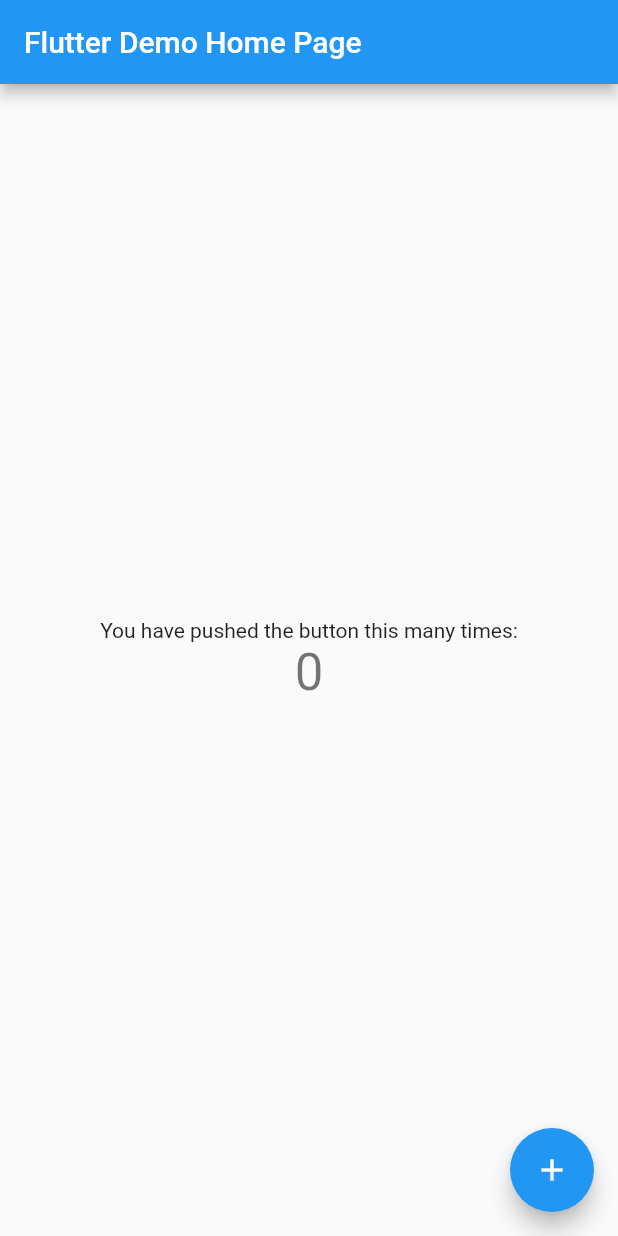
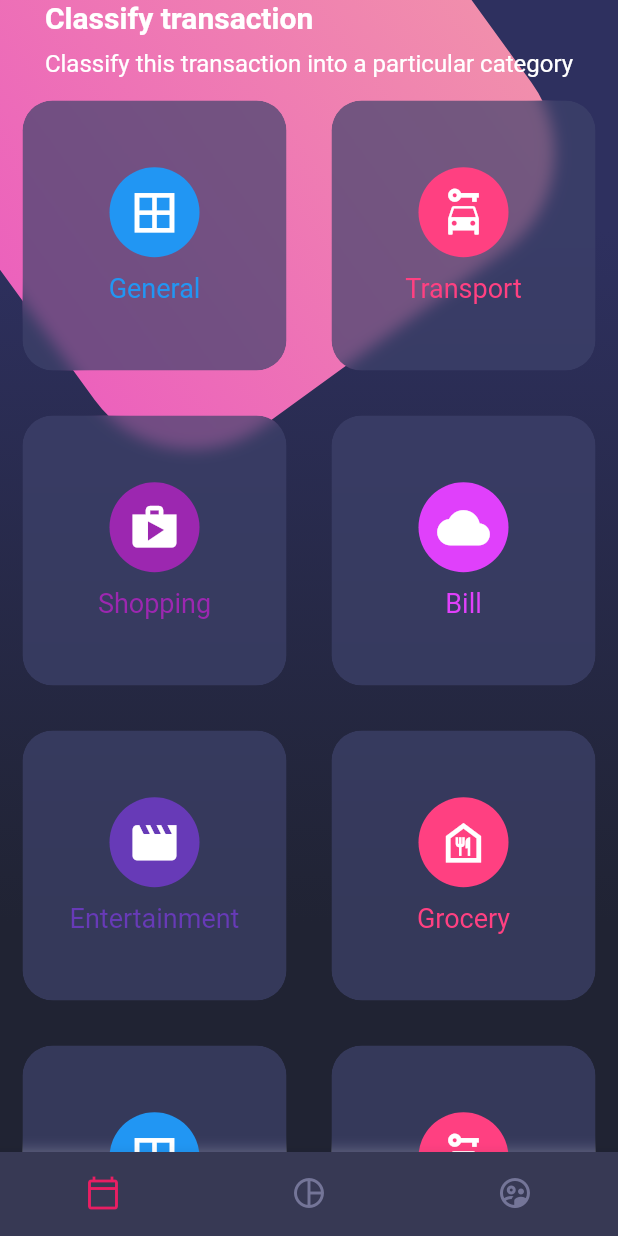
Before and after one commit to gjescuderoamodeo/tourboost_app, a Flutter app: the screen it shows after launch, on a phone screen of 412 x 824 dp. Run offline on Flutter 3.47's test engine with Material 2 defaults, Android fonts, the phone set to English and light mode, and no system bars.

Commit message:
creación menu inicial

```diff
--- a/lib/main.dart
+++ b/lib/main.dart
@@ -1,115 +1,23 @@
 import 'package:flutter/material.dart';
+import 'package:tourboost_app/theme/app_theme.dart';
+import 'router/app_routes.dart';
 
-void main() {
-  runApp(const MyApp());
-}
+void main() => runApp(const MyApp());
 
 class MyApp extends StatelessWidget {
   const MyApp({super.key});
 
-  // This widget is the root of your application.
   @override
   Widget build(BuildContext context) {
     return MaterialApp(
-      title: 'Flutter Demo',
-      theme: ThemeData(
-        // This is the theme of your application.
-        //
-        // Try running your application with "flutter run". You'll see the
-        // application has a blue toolbar. Then, without quitting the app, try
-        // changing the primarySwatch below to Colors.green and then invoke
-        // "hot reload" (press "r" in the console where you ran "flutter run",
-        // or simply save your changes to "hot reload" in a Flutter IDE).
-        // Notice that the counter didn't reset back to zero; the application
-        // is not restarted.
-        primarySwatch: Colors.blue,
-      ),
-      home: const MyHomePage(title: 'Flutter Demo Home Page'),
+      debugShowCheckedModeBanner: false,
+      title: 'TourBoost',
+      initialRoute: AppRoutes.initialRoute,
+      routes: AppRoutes.getAppRoutes(),
+      onGenerateRoute: AppRoutes.onGenerateRoute,
+      //tema global
+      theme: AppTheme.lightTheme,
+
     );
   }
 }
-
-class MyHomePage extends StatefulWidget {
-  const MyHomePage({super.key, required this.title});
-
-  // This widget is the home page of your application. It is stateful, meaning
-  // that it has a State object (defined below) that contains fields that affect
-  // how it looks.
-
-  // This class is the configuration for the state. It holds the values (in this
-  // case the title) provided by the parent (in this case the App widget) and
-  // used by the build method of the State. Fields in a Widget subclass are
-  // always marked "final".
-
-  final String title;
-
-  @override
-  State<MyHomePage> createState() => _MyHomePageState();
-}
-
-class _MyHomePageState extends State<MyHomePage> {
-  int _counter = 0;
-
-  void _incrementCounter() {
-    setState(() {
-      // This call to setState tells the Flutter framework that something has
-      // changed in this State, which causes it to rerun the build method below
-      // so that the display can reflect the updated values. If we changed
-      // _counter without calling setState(), then the build method would not be
-      // called again, and so nothing would appear to happen.
-      _counter++;
-    });
-  }
-
-  @override
-  Widget build(BuildContext context) {
-    // This method is rerun every time setState is called, for instance as done
-    // by the _incrementCounter method above.
-    //
-    // The Flutter framework has been optimized to make rerunning build methods
-    // fast, so that you can just rebuild anything that needs updating rather
-    // than having to individually change instances of widgets.
-    return Scaffold(
-      appBar: AppBar(
-        // Here we take the value from the MyHomePage object that was created by
-        // the App.build method, and use it to set our appbar title.
-        title: Text(widget.title),
-      ),
-      body: Center(
-        // Center is a layout widget. It takes a single child and positions it
-        // in the middle of the parent.
-        child: Column(
-          // Column is also a layout widget. It takes a list of children and
-          // arranges them vertically. By default, it sizes itself to fit its
-          // children horizontally, and tries to be as tall as its parent.
-          //
-          // Invoke "debug painting" (press "p" in the console, choose the
-          // "Toggle Debug Paint" action from the Flutter Inspector in Android
-          // Studio, or the "Toggle Debug Paint" command in Visual Studio Code)
-          // to see the wireframe for each widget.
-          //
-          // Column has various properties to control how it sizes itself and
-          // how it positions its children. Here we use mainAxisAlignment to
-          // center the children vertically; the main axis here is the vertical
-          // axis because Columns are vertical (the cross axis would be
-          // horizontal).
-          mainAxisAlignment: MainAxisAlignment.center,
-          children: <Widget>[
-            const Text(
-              'You have pushed the button this many times:',
-            ),
-            Text(
-              '$_counter',
-              style: Theme.of(context).textTheme.headlineMedium,
-            ),
-          ],
-        ),
-      ),
-      floatingActionButton: FloatingActionButton(
-        onPressed: _incrementCounter,
-        tooltip: 'Increment',
-        child: const Icon(Icons.add),
-      ), // This trailing comma makes auto-formatting nicer for build methods.
-    );
-  }
-}
--- /dev/null
+++ b/lib/models/maps.dart
@@ -0,0 +1,33 @@
+// To parse this JSON data, do
+//
+//     final Marcador = MarcadorFromMap(jsonString);
+
+import 'dart:convert';
+
+class Marcador {
+    Marcador({
+        required this.markerId,
+        required this.latitud,
+        required this.longitud,
+    });
+
+    String markerId;
+    String latitud;
+    String longitud;
+
+    factory Marcador.fromJson(String str) => Marcador.fromMap(json.decode(str));
+
+    String toJson() => json.encode(toMap());
+
+    factory Marcador.fromMap(Map<String, dynamic> json) => Marcador(
+        markerId: json["markerId"],
+        latitud: json["latitud"],
+        longitud: json["longitud"],
+    );
+
+    Map<String, dynamic> toMap() => {
+        "markerId": markerId,
+        "latitud": latitud,
+        "longitud": longitud,
+    };
+}
--- /dev/null
+++ b/lib/models/menu_option.dart
@@ -0,0 +1,14 @@
+import 'package:flutter/material.dart' show IconData, Widget;
+
+class MenuOption {
+  final String route;
+  final IconData icon;
+  final String name;
+  final Widget screen;
+
+  MenuOption(
+      {required this.route,
+      required this.icon,
+      required this.name,
+      required this.screen});
+}
--- /dev/null
+++ b/lib/models/models.dart
@@ -0,0 +1,3 @@
+export 'package:tourboost_app/models/maps.dart';
+export 'package:tourboost_app/models/menu_option.dart';
+export 'package:tourboost_app/models/maps.dart';
--- /dev/null
+++ b/lib/router/app_routes.dart
@@ -0,0 +1,31 @@
+import 'package:flutter/material.dart';
+import 'package:tourboost_app/screens/home_screen.dart';
+import '../models/models.dart';
+import '../screens/screens.dart';
+
+class AppRoutes {
+  static const initialRoute = 'home';
+
+  //para tenerlo más bonito
+  static final menuOptions = <MenuOption>[
+    MenuOption(
+        route: 'home',
+        name: 'Home Screen',
+        screen: HomeScreen(),
+        icon: Icons.hail),
+  ];
+
+  static Map<String, Widget Function(BuildContext)> getAppRoutes() {
+    Map<String, Widget Function(BuildContext)> appRoutes = {};
+
+    for (final option in menuOptions) {
+      appRoutes.addAll({option.route: (BuildContext context) => option.screen});
+    }
+
+    return appRoutes;
+  }
+
+  static Route<dynamic> onGenerateRoute(RouteSettings settings) {
+    return MaterialPageRoute(builder: (context) => const AlertScreen());
+  }
+}
--- /dev/null
+++ b/lib/screens/alert_screen.dart
@@ -0,0 +1,58 @@
+import 'package:flutter/material.dart';
+
+class AlertScreen extends StatelessWidget {
+  void displayDialog(BuildContext context) {
+    showDialog(
+        //cerrar dialogo hacer click en la sombra
+        barrierDismissible: true,
+        context: context,
+        builder: (context) {
+          return AlertDialog(
+            elevation: 5,
+            title: const Text("alerta"),
+            content: Column(
+                //tamaño minimo
+                mainAxisSize: MainAxisSize.min,
+                children: const [Text("Contenido alerta")]),
+            actions: [
+              TextButton(
+                  onPressed: () {
+                    Navigator.pop(context);
+                  },
+                  child: const Text("cancelar"))
+            ],
+          );
+        });
+  }
+
+  const AlertScreen({Key? key}) : super(key: key);
+
+  @override
+  Widget build(BuildContext context) {
+    return Scaffold(
+      body: Center(
+        child: ElevatedButton(
+          //style: ElevatedButton.styleFrom(primary: Colors.indigo),
+          child: const Padding(
+            padding: EdgeInsets.all(8.0),
+            child: Text(
+              'mostrar alerta',
+              style: TextStyle(fontSize: 20),
+            ),
+          ),
+          onPressed: () {
+            displayDialog(context);
+          },
+        ),
+      ),
+      floatingActionButton: FloatingActionButton(
+        backgroundColor: Colors.orange,
+        child: const Icon(Icons.cake_sharp),
+        onPressed: () {
+          //regresa a la pantalla anterior
+          Navigator.pop(context);
+        },
+      ),
+    );
+  }
+}
--- /dev/null
+++ b/lib/screens/home_screen.dart
@@ -0,0 +1,43 @@
+import 'package:flutter/material.dart';
+
+import '../widgets/widgets.dart';
+
+
+
+class HomeScreen extends StatelessWidget {
+
+  @override
+  Widget build(BuildContext context) {
+    return Scaffold(
+      body: Stack(
+        children: [
+          // Background
+          Background(),
+          // Home Body
+          _HomeBody()
+        ],
+      ),
+      bottomNavigationBar: CustomBottomNavigation(),
+   );
+  }
+}
+
+class _HomeBody extends StatelessWidget {
+
+
+  @override
+  Widget build(BuildContext context) {
+    return SingleChildScrollView(
+      child: Column(
+        children: [
+
+          // Titulos
+          PageTitle(),
+
+          // Card Table
+          CardTable(),
+        ],
+      ),
+    );
+  }
+}
--- /dev/null
+++ b/lib/screens/screens.dart
@@ -0,0 +1,3 @@
+//para facilirar el enrutado, se pone la ruta de todos los de esta carpeta en un fichero con el mismo nombre
+export 'package:tourboost_app/screens/home_screen.dart';
+export 'package:tourboost_app/screens/alert_screen.dart';
--- /dev/null
+++ b/lib/theme/app_theme.dart
@@ -0,0 +1,27 @@
+import 'package:flutter/material.dart';
+
+class AppTheme {
+  //color primario
+  static const Color primary = Colors.indigo;
+  static final ThemeData lightTheme = ThemeData.light().copyWith(
+      primaryColor: Colors.indigo,
+      appBarTheme: const AppBarTheme(
+          color: Color.fromARGB(255, 140, 170, 83), elevation: 0),
+      //color botones
+      elevatedButtonTheme: ElevatedButtonThemeData(
+        style: ElevatedButton.styleFrom(
+            primary: Colors.indigo, shape: const StadiumBorder()),
+      ),
+      inputDecorationTheme: const InputDecorationTheme(
+          floatingLabelStyle: TextStyle(color: primary),
+          enabledBorder: OutlineInputBorder(
+              borderSide: BorderSide(color: primary),
+              borderRadius: BorderRadius.only(bottomLeft: Radius.circular(20))),
+          focusedBorder: OutlineInputBorder(
+            borderSide: BorderSide(color: primary),
+            borderRadius: BorderRadius.only(bottomLeft: Radius.circular(20)),
+          ),
+          border: OutlineInputBorder(
+              borderRadius:
+                  BorderRadius.only(bottomLeft: Radius.circular(20)))));
+}
--- /dev/null
+++ b/lib/widgets/background.dart
@@ -0,0 +1,58 @@
+import 'dart:math';
+
+import 'package:flutter/material.dart';
+
+class Background extends StatelessWidget {
+
+  final boxDecoration = BoxDecoration(
+      gradient: LinearGradient(
+        begin: Alignment.topCenter,
+        end: Alignment.bottomCenter,
+        stops: [0.2, 0.8],
+        colors: [
+          Color(0xff2E305F),
+          Color(0xff202333)
+        ]
+      )
+  );
+
+  @override
+  Widget build(BuildContext context) {
+    return Stack(
+      children: [
+        // Purple Gradinet
+        Container(decoration: boxDecoration ),
+
+        // Pink box
+        Positioned(
+          top: -100,
+          left: -30,
+          child: _PinkBox()
+        ),
+      ],
+    );
+  }
+}
+
+
+class _PinkBox extends StatelessWidget {
+  @override
+  Widget build(BuildContext context) {
+    return Transform.rotate(
+      angle: -pi / 5,
+      child: Container(
+        width: 360,
+        height: 360,
+        decoration: BoxDecoration(
+          borderRadius: BorderRadius.circular(80),
+          gradient: LinearGradient(
+            colors: [
+              Color.fromRGBO(236, 98, 188, 1),
+              Color.fromRGBO(241, 142, 172, 1),
+            ]
+          )
+        ),
+      ),
+    );
+  }
+}
--- /dev/null
+++ b/lib/widgets/card_table.dart
@@ -0,0 +1,111 @@
+import 'dart:ui';
+
+import 'package:flutter/material.dart';
+
+class CardTable extends StatelessWidget {
+  @override
+  Widget build(BuildContext context) {
+    return Table(
+      children: [
+        TableRow(
+          children: [
+            _SigleCard( color: Colors.blue, icon: Icons.border_all, text: 'General' ),
+            _SigleCard( color: Colors.pinkAccent, icon: Icons.car_rental, text: 'Transport' ),
+          ]
+        ),
+
+        TableRow(
+          children: [
+            _SigleCard( color: Colors.purple, icon: Icons.shop, text: 'Shopping' ),
+            _SigleCard( color: Colors.purpleAccent, icon: Icons.cloud, text: 'Bill' ),
+          ]
+        ),
+
+        TableRow(
+          children: [
+            _SigleCard( color: Colors.deepPurple, icon: Icons.movie, text: 'Entertainment' ),
+            _SigleCard( color: Colors.pinkAccent, icon: Icons.food_bank_outlined, text: 'Grocery' ),
+          ]
+        ),
+
+        TableRow(
+          children: [
+            _SigleCard( color: Colors.blue, icon: Icons.border_all, text: 'General' ),
+            _SigleCard( color: Colors.pinkAccent, icon: Icons.car_rental, text: 'Transport' ),
+          ]
+        ),
+
+
+
+
+
+      ],
+    );
+  }
+}
+
+
+class _SigleCard extends StatelessWidget {
+
+  final IconData icon;
+  final Color color;
+  final String text;
+
+  const _SigleCard({
+    Key? key,
+    required this.icon,
+    required this.color,
+    required this.text
+  }) : super(key: key);
+
+  @override
+  Widget build(BuildContext context) {
+
+      return _CardBackground(
+        child: Column(
+          mainAxisAlignment: MainAxisAlignment.center,
+          children: [
+            CircleAvatar(
+              backgroundColor: this.color,
+              child: Icon( this.icon, size: 35, color: Colors.white, ),
+              radius: 30,
+            ),
+            SizedBox( height: 10 ),
+            Text( this.text , style: TextStyle( color: this.color, fontSize: 18 ),)
+          ],
+        )
+      );
+  }
+}
+
+
+class _CardBackground extends StatelessWidget {
+
+  final Widget child;
+
+  const _CardBackground({
+    Key? key,
+    required this.child
+  }) : super(key: key);
+
+  @override
+  Widget build(BuildContext context) {
+    return Container(
+          margin: EdgeInsets.all(15),
+          child: ClipRRect(
+            borderRadius: BorderRadius.circular(20),
+            child: BackdropFilter(
+              filter: ImageFilter.blur( sigmaX: 5, sigmaY: 5 ),
+              child: Container(
+                height: 180,
+                decoration: BoxDecoration(
+                  color: Color.fromRGBO(62, 66, 107, 0.7),
+                  borderRadius: BorderRadius.circular(20)
+                ),
+                child: this.child,
+          ),
+        ),
+      ),
+    );
+  }
+}
--- /dev/null
+++ b/lib/widgets/custom_bottom_navigation.dart
@@ -0,0 +1,30 @@
+import 'package:flutter/material.dart';
+
+class CustomBottomNavigation extends StatelessWidget {
+
+  @override
+  Widget build(BuildContext context) {
+    return BottomNavigationBar(
+      showSelectedLabels: false,
+      showUnselectedLabels: false,
+      selectedItemColor: Colors.pink,
+      backgroundColor: Color.fromRGBO(55, 57, 84, 1),
+      unselectedItemColor: Color.fromRGBO(116, 117, 152, 1),
+      currentIndex: 0,
+      items: [
+        BottomNavigationBarItem(
+          icon: Icon( Icons.calendar_today_outlined ),
+          label: 'Calendario'
+        ),
+        BottomNavigationBarItem(
+          icon: Icon( Icons.pie_chart_outline_outlined ),
+          label: 'Gráfica'
+        ),
+        BottomNavigationBarItem(
+          icon: Icon( Icons.supervised_user_circle_outlined ),
+          label: 'Usuarios'
+        ),
+      ],
+    );
+  }
+}
--- /dev/null
+++ b/lib/widgets/page_title.dart
@@ -0,0 +1,23 @@
+import 'package:flutter/material.dart';
+
+class PageTitle extends StatelessWidget {
+
+
+  @override
+  Widget build(BuildContext context) {
+    return SafeArea(
+      bottom: false,
+      child: Container(
+        margin: EdgeInsets.symmetric( horizontal: 20 ),
+        child: Column(
+          crossAxisAlignment: CrossAxisAlignment.start,
+          children: [
+            Text('Classify transaction', style: TextStyle( fontSize: 20, fontWeight: FontWeight.bold, color: Colors.white )),
+            SizedBox( height: 10 ),
+            Text('Classify this transaction into a particular category', style: TextStyle( fontSize: 16, color: Colors.white )),
+          ],
+        ),
+      ),
+    );
+  }
+}
--- /dev/null
+++ b/lib/widgets/widgets.dart
@@ -0,0 +1,6 @@
+import 'package:tourboost_app/widgets/custom_bottom_navigation.dart';
+
+export 'package:tourboost_app/widgets/background.dart';
+export 'package:tourboost_app/widgets/custom_bottom_navigation.dart';
+export 'package:tourboost_app/widgets/page_title.dart';
+export 'package:tourboost_app/widgets/card_table.dart';
```
